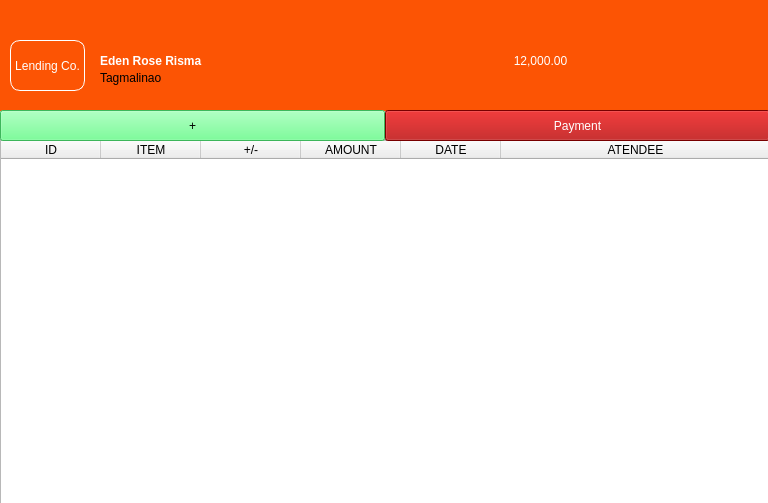
This is UI File/balance_sheet.ui in edenroseFR/Personalized-Lending-System as Qt 5 draws it before an edit. The edited form follows.
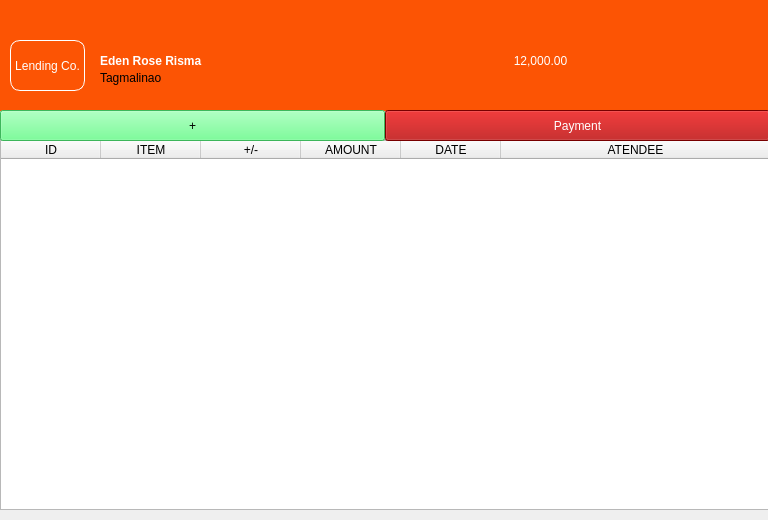
This is the edited form. Icons and pictures are not drawn.

Diff of the .ui file:
```diff
--- a/UI File/balance_sheet.ui
+++ b/UI File/balance_sheet.ui
@@ -7,7 +7,7 @@
     <x>0</x>
     <y>0</y>
     <width>768</width>
-    <height>503</height>
+    <height>520</height>
    </rect>
   </property>
   <property name="windowTitle">
```
Left out of the diff: 2 changed lines with no effect on the pictures.
